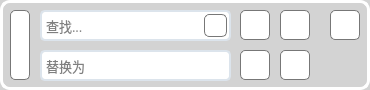
The window that src/customWidget/searchframe.ui (LeftStudio/SurZ) describes before a commit, drawn with Qt 5.
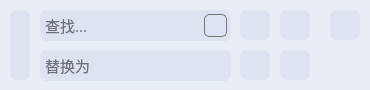
The same window after the commit. Icons and pictures are not drawn.

Diff of the .ui file:
```diff
--- a/src/customWidget/searchframe.ui
+++ b/src/customWidget/searchframe.ui
@@ -14,33 +14,12 @@
    <string>Frame</string>
   </property>
   <property name="styleSheet">
-   <string notr="true">QFrame
+   <string notr="true">#SearchFrame
 {
 border-style:none;
 border-radius:10px;
 padding:3px;
-border:3px solid white;
-background:lightgray;
-}
-
-QPushButton
-{
-border-style:none;
-padding:2px;
-border-radius:5px;
-border:1px solid rgb(119,119,119);
-color:black;
-background:white;
-}
-
-QPushButton:hover
-{
-background:rgb(250, 250, 250);
-}
-
-QPushButton:pressed
-{
-background:rgb(220, 220, 220);
+background:#e9edf5;
 }</string>
   </property>
   <widget class="QPushButton" name="OpenBtn">
@@ -62,11 +41,9 @@
     <string notr="true">QPushButton
 {
 border-style:none;
-padding:2px;
-border-radius:5px;
-border:1px solid rgb(119,119,119);
-color:black;
-background:white;
+padding:3px;
+border-radius:7px;
+background:#dde3f0;
 }
 
 QPushButton:hover
@@ -106,11 +83,9 @@
     <string notr="true">QPushButton
 {
 border-style:none;
-padding:2px;
-border-radius:5px;
-border:1px solid rgb(119,119,119);
-color:black;
-background:white;
+padding:3px;
+border-radius:7px;
+background:#dde3f0;
 }
 
 QPushButton:hover
@@ -141,7 +116,7 @@
     <property name="font">
      <font>
       <family>微软雅黑</family>
-      <pointsize>10</pointsize>
+      <pointsize>11</pointsize>
      </font>
     </property>
     <property name="toolTip">
@@ -151,14 +126,9 @@
      <string notr="true">QLineEdit
 {
 border-style:none;
-padding:2px;
-border-radius:5px;
-border:2px solid #DCE4EC;
-}
-
-QLineEdit:focus
-{
-border:2px solid rgb(22,155,213);
+padding:3px;
+border-radius:7px;
+background:#dde3f0;
 }</string>
     </property>
     <property name="placeholderText">
@@ -225,7 +195,23 @@
     </rect>
    </property>
    <property name="styleSheet">
-    <string notr="true"/>
+    <string notr="true">QPushButton
+{
+border-style:none;
+padding:3px;
+border-radius:7px;
+background:#dde3f0;
+}
+
+QPushButton:hover
+{
+background:rgb(250, 250, 250);
+}
+
+QPushButton:pressed
+{
+background:rgb(220, 220, 220);
+}</string>
    </property>
    <widget class="QLineEdit" name="SearchLineEdit">
     <property name="geometry">
@@ -245,7 +231,7 @@
     <property name="font">
      <font>
       <family>微软雅黑</family>
-      <pointsize>10</pointsize>
+      <pointsize>11</pointsize>
      </font>
     </property>
     <property name="whatsThis">
@@ -255,14 +241,9 @@
      <string notr="true">QLineEdit
 {
 border-style:none;
-padding:2px;
-border-radius:5px;
-border:2px solid #DCE4EC;
-}
-
-QLineEdit:focus
-{
-border:2px solid rgb(22,155,213);
+padding:3px;
+border-radius:7px;
+background:#dde3f0;
 }</string>
     </property>
     <property name="placeholderText">
@@ -291,7 +272,7 @@
 padding:2px;
 border-radius:5px;
 border:1px solid rgb(119,119,119);
-background:white;
+background:rgb(220,227,242);
 }
 
 QPushButton:hover
@@ -306,8 +287,8 @@
 
 QPushButton:checked
 {
-background:rgb(22,155,213);
-border:1px solid rgb(22,155,213);
+background:rgb(131,144,179);
+border:1px solid rgb(131,144,179);
 }</string>
     </property>
     <property name="text">
```
Left out of the diff: 23 changed lines with no effect on the pictures.
